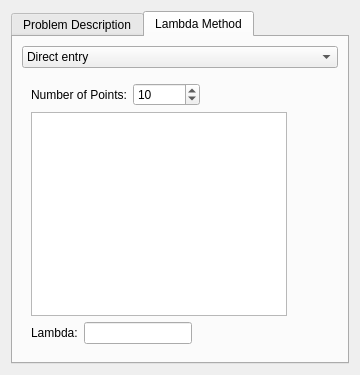
The window that src/Interface/Modules/Inverse/SolveInverseProblemWithTikhonov.ui (SCIInstitute/SCIRun) describes before a commit, drawn with Qt 5.
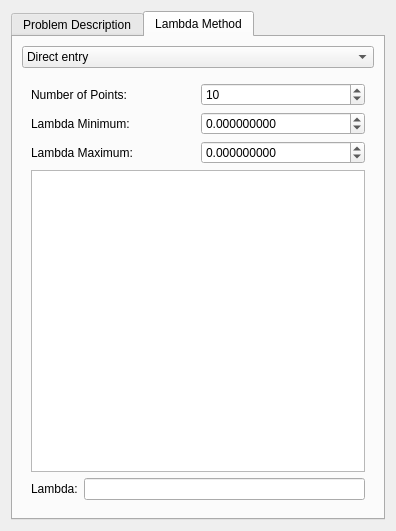
The same window after the commit. The open tabs and pages were chosen to show the change.

Patch:
```diff
--- a/src/Interface/Modules/Inverse/SolveInverseProblemWithTikhonov.ui
+++ b/src/Interface/Modules/Inverse/SolveInverseProblemWithTikhonov.ui
@@ -6,8 +6,8 @@
    <rect>
     <x>0</x>
     <y>0</y>
-    <width>360</width>
-    <height>375</height>
+    <width>396</width>
+    <height>531</height>
    </rect>
   </property>
   <property name="minimumSize">
@@ -266,29 +266,42 @@
           </layout>
          </widget>
          <widget class="QWidget" name="page_3">
-          <layout class="QFormLayout" name="formLayout_2">
+          <layout class="QGridLayout" name="gridLayout_5">
            <item row="0" column="0">
-            <layout class="QHBoxLayout" name="horizontalLayout_2">
-             <item>
-              <widget class="QLabel" name="label_6">
-               <property name="text">
-                <string>Number of Points:</string>
-               </property>
-              </widget>
-             </item>
-             <item>
-              <widget class="QSpinBox" name="lambdaNumberSpinBox_">
-               <property name="maximum">
-                <number>9999999</number>
-               </property>
-               <property name="value">
-                <number>10</number>
-               </property>
-              </widget>
-             </item>
-            </layout>
+            <widget class="QLabel" name="label_6">
+             <property name="text">
+              <string>Number of Points:</string>
+             </property>
+            </widget>
            </item>
            <item row="2" column="0">
+            <widget class="QLabel" name="label_9">
+             <property name="text">
+              <string>Lambda Maximum:</string>
+             </property>
+            </widget>
+           </item>
+           <item row="1" column="0">
+            <widget class="QLabel" name="label_8">
+             <property name="text">
+              <string>Lambda Minimum:</string>
+             </property>
+            </widget>
+           </item>
+           <item row="1" column="1">
+            <widget class="QDoubleSpinBox" name="lCurveMinDoubleSpinBox_">
+             <property name="decimals">
+              <number>9</number>
+             </property>
+             <property name="minimum">
+              <double>-99999999.000000000000000</double>
+             </property>
+             <property name="maximum">
+              <double>99999999.000000000000000</double>
+             </property>
+            </widget>
+           </item>
+           <item row="4" column="0" colspan="2">
             <layout class="QHBoxLayout" name="horizontalLayout_3">
              <item>
               <widget class="QLabel" name="label_7">
@@ -306,13 +319,36 @@
              </item>
             </layout>
            </item>
-           <item row="1" column="0">
+           <item row="3" column="0" colspan="2">
             <widget class="QTextEdit" name="lCurveTextEdit_">
              <property name="readOnly">
               <bool>true</bool>
              </property>
             </widget>
            </item>
+           <item row="2" column="1">
+            <widget class="QDoubleSpinBox" name="lCurveMaxDoubleSpinBox_">
+             <property name="decimals">
+              <number>9</number>
+             </property>
+             <property name="minimum">
+              <double>-99999999.000000000000000</double>
+             </property>
+             <property name="maximum">
+              <double>999999999.000000000000000</double>
+             </property>
+            </widget>
+           </item>
+           <item row="0" column="1">
+            <widget class="QSpinBox" name="lambdaNumberSpinBox_">
+             <property name="maximum">
+              <number>9999999</number>
+             </property>
+             <property name="value">
+              <number>10</number>
+             </property>
+            </widget>
+           </item>
           </layout>
          </widget>
         </widget>
```
